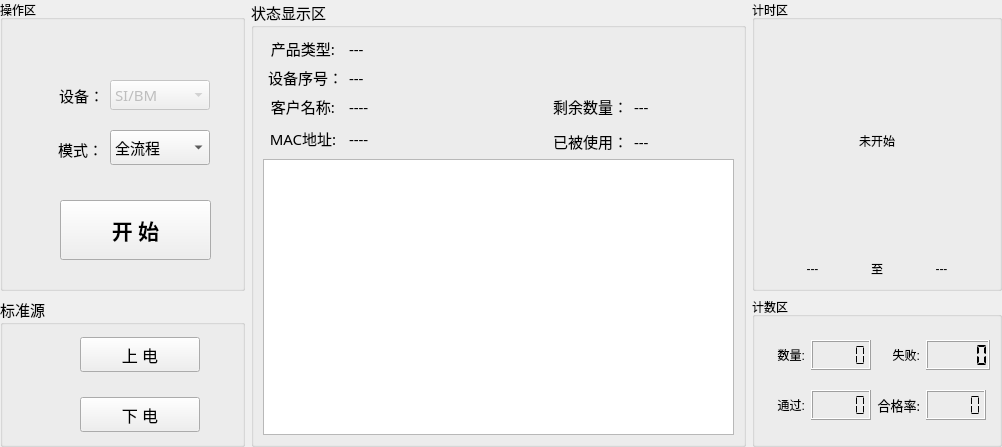
Before: the Qt Designer form IMM-CalibrateTool/IMM-CalibrateTool/home/home_workwid.ui in ChinaClever/ScalePoint, drawn with Qt 5.
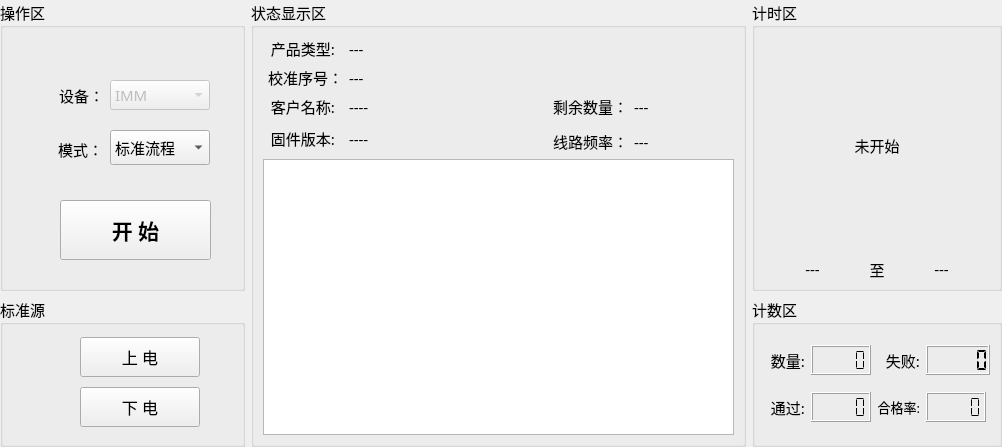
After: the same form once the commit is applied.

Commit message: 界面调整

Diff of the .ui file:
```diff
--- a/IMM-CalibrateTool/IMM-CalibrateTool/home/home_workwid.ui
+++ b/IMM-CalibrateTool/IMM-CalibrateTool/home/home_workwid.ui
@@ -88,7 +88,7 @@
          </size>
         </property>
         <property name="text">
-         <string>设备序号：</string>
+         <string>校准序号：</string>
         </property>
         <property name="alignment">
          <set>Qt::AlignRight|Qt::AlignTrailing|Qt::AlignVCenter</set>
@@ -187,7 +187,7 @@
          </size>
         </property>
         <property name="text">
-         <string>MAC地址:</string>
+         <string>固件版本:</string>
         </property>
         <property name="alignment">
          <set>Qt::AlignCenter</set>
@@ -216,7 +216,7 @@
          </size>
         </property>
         <property name="text">
-         <string>已被使用：</string>
+         <string>线路频率：</string>
         </property>
         <property name="alignment">
          <set>Qt::AlignRight|Qt::AlignTrailing|Qt::AlignVCenter</set>
@@ -263,6 +263,12 @@
        <height>300</height>
       </size>
      </property>
+     <property name="font">
+      <font>
+       <family>微软雅黑</family>
+       <pointsize>11</pointsize>
+      </font>
+     </property>
      <property name="title">
       <string>计时区</string>
      </property>
@@ -336,6 +342,12 @@
        <height>150</height>
       </size>
      </property>
+     <property name="font">
+      <font>
+       <family>微软雅黑</family>
+       <pointsize>11</pointsize>
+      </font>
+     </property>
      <property name="title">
       <string>计数区</string>
      </property>
@@ -494,6 +506,12 @@
        <height>16777215</height>
       </size>
      </property>
+     <property name="font">
+      <font>
+       <family>微软雅黑</family>
+       <pointsize>11</pointsize>
+      </font>
+     </property>
      <property name="title">
       <string>操作区</string>
      </property>
@@ -560,9 +578,24 @@
         <pointsize>11</pointsize>
        </font>
       </property>
+      <property name="focusPolicy">
+       <enum>Qt::WheelFocus</enum>
+      </property>
+      <property name="contextMenuPolicy">
+       <enum>Qt::DefaultContextMenu</enum>
+      </property>
+      <property name="layoutDirection">
+       <enum>Qt::LeftToRight</enum>
+      </property>
+      <property name="autoFillBackground">
+       <bool>false</bool>
+      </property>
+      <property name="sizeAdjustPolicy">
+       <enum>QComboBox::AdjustToContentsOnFirstShow</enum>
+      </property>
       <item>
        <property name="text">
-        <string>SI/BM</string>
+        <string>IMM</string>
        </property>
       </item>
       <item>
@@ -628,7 +661,7 @@
       </property>
       <item>
        <property name="text">
-        <string>全流程</string>
+        <string>标准流程</string>
        </property>
       </item>
       <item>
@@ -705,7 +738,7 @@
         <x>80</x>
         <y>40</y>
         <width>120</width>
-        <height>35</height>
+        <height>40</height>
        </rect>
       </property>
       <property name="font">
@@ -722,9 +755,9 @@
       <property name="geometry">
        <rect>
         <x>80</x>
-        <y>100</y>
+        <y>90</y>
         <width>120</width>
-        <height>35</height>
+        <height>40</height>
        </rect>
       </property>
       <property name="font">
```
Left out of the diff: 7 changed lines with no effect on the pictures. The commit also changes 7 other files.
